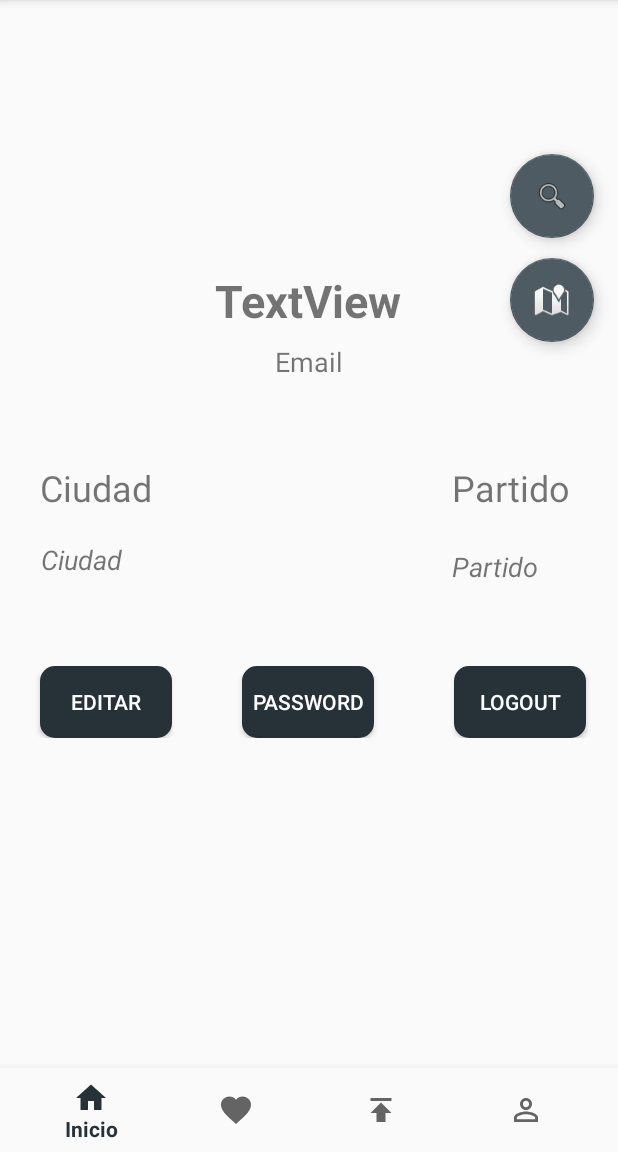
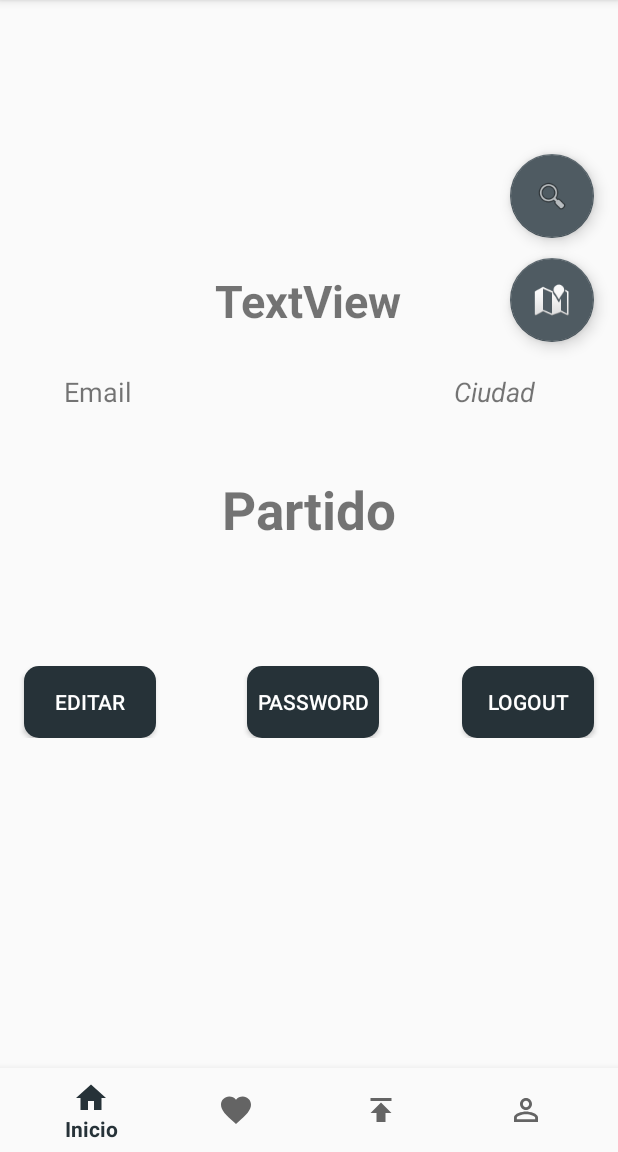
Before and after one commit to JoseAlbertoVazq/tuvotocuenta, an Android app: the fragment PerfilFragment placed in its activity, on a phone screen of 412 x 824 dp, the part 84-1236 px from its top. Run offline under Robolectric (Android 15) with nearby library versions, the phone set to English and light mode, and no system bars; our stand-ins replace CircleImageView, Firebase (no records; nobody signed in at launch, a user with empty details on screens opened directly); network calls fail; pictures from the network do not load; 1 statement that could not run was skipped.

Commit message:
últimos cambios diseño android

```diff
--- a/mobile/app/src/main/res/layout/content_details.xml
+++ b/mobile/app/src/main/res/layout/content_details.xml
@@ -59,6 +59,7 @@
             android:layout_marginTop="16dp"
             android:layout_marginEnd="8dp"
             android:layout_marginBottom="8dp"
+            android:padding="5dp"
             android:text="@string/contenido_propuesta"
             app:layout_constraintBottom_toBottomOf="parent"
             app:layout_constraintEnd_toEndOf="parent"
--- a/mobile/app/src/main/res/layout/fragment_perfil.xml
+++ b/mobile/app/src/main/res/layout/fragment_perfil.xml
@@ -37,75 +37,49 @@
             tools:text="@string/perfil_nombre" />
 
         <TextView
-            android:id="@+id/perfil_ciudad_titulo"
-            android:layout_width="wrap_content"
-            android:layout_height="wrap_content"
-            android:layout_marginStart="8dp"
-            android:layout_marginTop="88dp"
-            android:layout_marginEnd="8dp"
-            android:text="@string/perfil_ciudad"
-            android:textSize="24sp"
-            app:layout_constraintEnd_toEndOf="parent"
-            app:layout_constraintHorizontal_bias="0.059"
-            app:layout_constraintStart_toStartOf="parent"
-            app:layout_constraintTop_toBottomOf="@+id/perfil_nombre" />
-
-        <TextView
             android:id="@+id/perfil_ciudad_din"
             android:layout_width="wrap_content"
             android:layout_height="wrap_content"
             android:layout_marginStart="8dp"
-            android:layout_marginTop="52dp"
+            android:layout_marginTop="28dp"
             android:layout_marginEnd="8dp"
             android:text="@string/perfil_ciudad"
             android:textSize="18sp"
             android:textStyle="italic"
             app:layout_constraintEnd_toEndOf="parent"
-            app:layout_constraintHorizontal_bias="0.056"
-            app:layout_constraintStart_toStartOf="parent"
-            app:layout_constraintTop_toTopOf="@+id/perfil_ciudad_titulo" />
+            app:layout_constraintHorizontal_bias="0.814"
+            app:layout_constraintStart_toEndOf="@+id/perfil_email"
+            app:layout_constraintTop_toBottomOf="@+id/perfil_nombre" />
 
         <TextView
             android:id="@+id/perfil_email"
             android:layout_width="wrap_content"
             android:layout_height="wrap_content"
             android:layout_marginStart="8dp"
-            android:layout_marginTop="8dp"
+            android:layout_marginTop="28dp"
             android:layout_marginEnd="8dp"
             android:text="@string/email"
             android:textSize="18sp"
             app:layout_constraintEnd_toEndOf="parent"
+            app:layout_constraintHorizontal_bias="0.099"
             app:layout_constraintStart_toStartOf="parent"
             app:layout_constraintTop_toBottomOf="@+id/perfil_nombre" />
 
         <TextView
-            android:id="@+id/perfil_partido_titulo"
-            android:layout_width="wrap_content"
-            android:layout_height="wrap_content"
+            android:id="@+id/perfil_partido_din"
+            android:layout_width="236dp"
+            android:layout_height="96dp"
             android:layout_marginStart="8dp"
-            android:layout_marginTop="88dp"
+            android:layout_marginTop="316dp"
             android:layout_marginEnd="8dp"
             android:text="@string/perfil_partido"
-            android:textSize="24sp"
+            android:textAlignment="center"
+            android:textSize="35dp"
+            android:textStyle="bold"
             app:layout_constraintEnd_toEndOf="parent"
-            app:layout_constraintHorizontal_bias="0.888"
-            app:layout_constraintStart_toEndOf="@+id/perfil_ciudad_titulo"
-            app:layout_constraintTop_toBottomOf="@+id/perfil_nombre" />
-
-        <TextView
-            android:id="@+id/perfil_partido_din"
-            android:layout_width="wrap_content"
-            android:layout_height="21dp"
-            android:layout_marginStart="8dp"
-            android:layout_marginTop="24dp"
-            android:layout_marginEnd="8dp"
-            android:text="@string/perfil_partido"
-            android:textSize="18sp"
-            android:textStyle="italic"
-            app:layout_constraintEnd_toEndOf="parent"
-            app:layout_constraintHorizontal_bias="0.825"
-            app:layout_constraintStart_toEndOf="@+id/perfil_ciudad_din"
-            app:layout_constraintTop_toBottomOf="@+id/perfil_partido_titulo" />
+            app:layout_constraintHorizontal_bias="0.498"
+            app:layout_constraintStart_toStartOf="parent"
+            app:layout_constraintTop_toTopOf="parent" />
 
         <Button
             android:id="@+id/btn_editar_perfil"
@@ -118,7 +92,7 @@
             android:text="Editar"
             android:textColor="@color/colorLight"
             app:layout_constraintEnd_toEndOf="parent"
-            app:layout_constraintHorizontal_bias="0.061"
+            app:layout_constraintHorizontal_bias="0.026"
             app:layout_constraintStart_toStartOf="parent"
             app:layout_constraintTop_toTopOf="parent" />
 
@@ -131,7 +105,7 @@
             android:text="Logout"
             android:textColor="@color/colorLight"
             app:layout_constraintEnd_toEndOf="parent"
-            app:layout_constraintHorizontal_bias="0.899"
+            app:layout_constraintHorizontal_bias="0.926"
             app:layout_constraintStart_toEndOf="@+id/btn_editar_perfil"
             app:layout_constraintTop_toTopOf="parent" />
 
@@ -146,7 +120,7 @@
             android:text="Password"
             android:textColor="@color/colorLight"
             app:layout_constraintEnd_toStartOf="@+id/btn_logout"
-            app:layout_constraintHorizontal_bias="0.457"
+            app:layout_constraintHorizontal_bias="0.526"
             app:layout_constraintStart_toEndOf="@+id/btn_editar_perfil"
             app:layout_constraintTop_toTopOf="parent" />
 
--- a/mobile/app/src/main/res/layout/fragment_propias.xml
+++ b/mobile/app/src/main/res/layout/fragment_propias.xml
@@ -5,7 +5,8 @@
     android:id="@+id/cardView2"
     android:layout_width="match_parent"
     android:layout_height="wrap_content"
-    android:layout_margin="16dp"
+    android:layout_marginTop="5dp"
+    android:layout_marginBottom="5dp"
     android:orientation="horizontal"
     app:layout_behavior="@string/appbar_scrolling_view_behavior">
 
--- a/mobile/app/src/main/res/layout/fragment_propuesta.xml
+++ b/mobile/app/src/main/res/layout/fragment_propuesta.xml
@@ -5,7 +5,8 @@
     android:id="@+id/cardView2"
     android:layout_width="match_parent"
     android:layout_height="wrap_content"
-    android:layout_margin="16dp"
+    android:layout_marginTop="5dp"
+    android:layout_marginBottom="5dp"
     android:orientation="horizontal"
     app:layout_behavior="@string/appbar_scrolling_view_behavior">
 
--- a/mobile/app/src/main/res/layout/fragment_propuestafav.xml
+++ b/mobile/app/src/main/res/layout/fragment_propuestafav.xml
@@ -5,7 +5,8 @@
     android:id="@+id/cardView2"
     android:layout_width="match_parent"
     android:layout_height="wrap_content"
-    android:layout_margin="16dp"
+    android:layout_marginTop="5dp"
+    android:layout_marginBottom="5dp"
     android:orientation="horizontal"
     app:layout_behavior="@string/appbar_scrolling_view_behavior">
 
```
